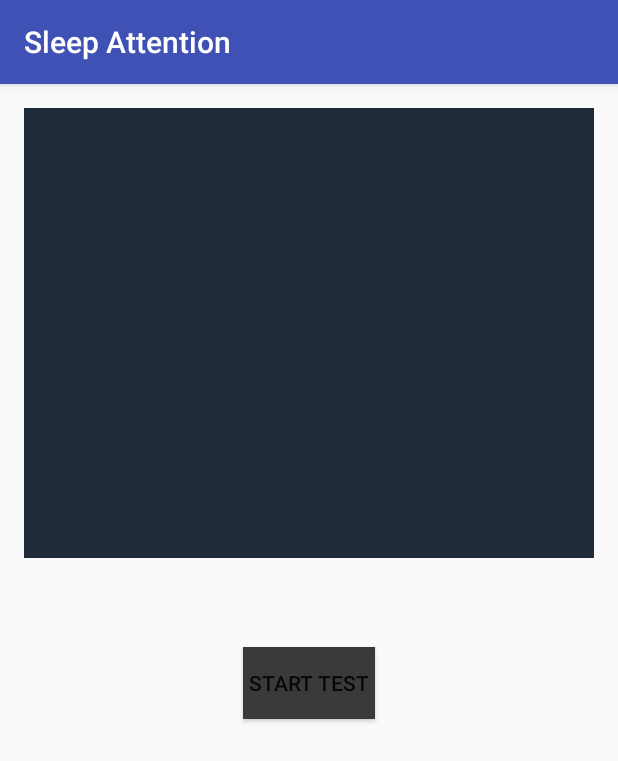
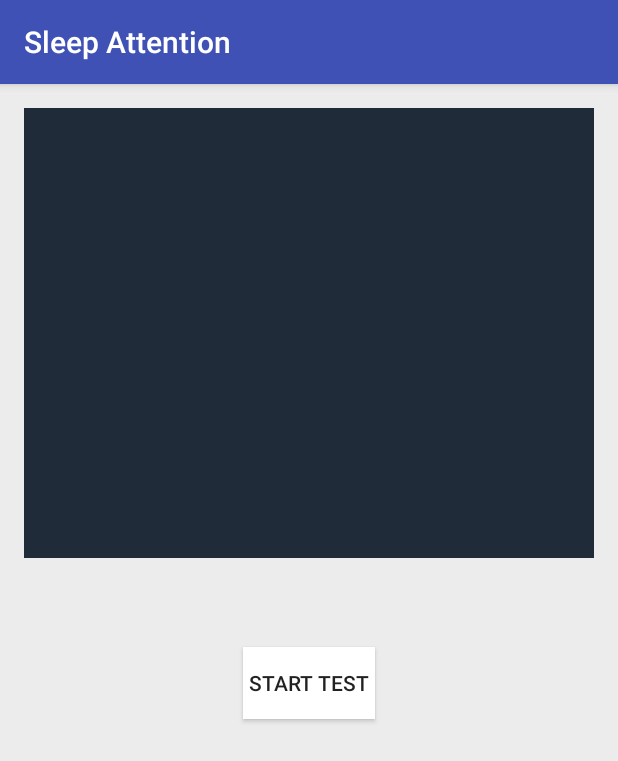
Before and after one commit to alexkahler/SleepAttention, an Android app: the AttentionActivity screen opened directly, with no data from a screen before it, on a phone screen of 412 x 824 dp. Shown: the top 761 px of the screen. Run offline under Robolectric (Android 15) with nearby library versions, the phone set to English and light mode, and no system bars; libraries missing offline, so code that uses them is left out: android.test; 1 statement that could not run was skipped.

```diff
--- a/app/src/main/java/dk/aau/student/b211/sleepattention/AttentionActivity.java
+++ b/app/src/main/java/dk/aau/student/b211/sleepattention/AttentionActivity.java
@@ -1,6 +1,7 @@
 package dk.aau.student.b211.sleepattention;
 
 import android.os.Handler;
+import android.os.SystemClock;
 import android.support.v7.app.AppCompatActivity;
 import android.os.Bundle;
 import android.view.View;
@@ -8,6 +9,9 @@ import android.widget.Button;
 import android.widget.ImageButton;
 import android.widget.TextView;
 
+import java.sql.Time;
+import java.util.Calendar;
+import java.util.Date;
 import java.util.Random;
 import java.util.Timer;
 import java.util.TimerTask;
@@ -18,11 +22,14 @@ public class AttentionActivity extends AppCompatActivity {
     TimerTask mTimerTask;
     final Handler handler = new Handler();
     Timer t = new Timer();
+    AttentionRepository ar = new AttentionRepository(getApplicationContext());
 
     // Change to imageButton or w/e.
     ImageButton imageButton;
     Button button;
     TextView textView;
+    Date date;
+    Time time;
 
     boolean testRunning;
     boolean isActivated;
@@ -91,6 +98,9 @@ public class AttentionActivity extends AppCompatActivity {
                 }
                 s = "Average Reaction Time: " + sum/reactionTime.length + "ms";
                 textView.setText(s);
+
+
+                ar.insertRecord(time.getTime(), date, (int)sum/reactionTime.length);
             }
 
         }
--- a/app/src/main/java/dk/aau/student/b211/sleepattention/HomeActivity.java
+++ b/app/src/main/java/dk/aau/student/b211/sleepattention/HomeActivity.java
@@ -42,8 +42,8 @@ public class HomeActivity extends AppCompatActivity {
         attentionButton.setOnClickListener(new View.OnClickListener() {
             @Override
             public void onClick(View v) {
-                Toast.makeText(context, "Not yet implemented", Toast.LENGTH_SHORT).show();
-                //Intent i = new Intent(context, AttentionActivity.class);
+                //Toast.makeText(context, "Not yet implemented", Toast.LENGTH_SHORT).show();
+                Intent i = new Intent(context, AttentionActivity.class);
             }
         });
 
--- a/app/src/main/res/layout/activity_attention.xml
+++ b/app/src/main/res/layout/activity_attention.xml
@@ -7,7 +7,9 @@
     android:paddingLeft="@dimen/activity_horizontal_margin"
     android:paddingRight="@dimen/activity_horizontal_margin"
     android:paddingTop="@dimen/activity_vertical_margin"
-    tools:context="dk.aau.student.b211.sleepattention.AttentionActivity">
+    tools:context="dk.aau.student.b211.sleepattention.AttentionActivity"
+    android:clickable="false"
+    android:background="#ececec">
 
     <Button
         android:layout_width="wrap_content"
@@ -19,7 +21,7 @@
         android:layout_marginTop="59dp"
         android:layout_gravity="center_horizontal|top"
         android:onClick="startTest"
-        android:background="#3a3a3a"
+        android:background="#ffffff"
         android:visibility="visible" />
 
     <FrameLayout
```
